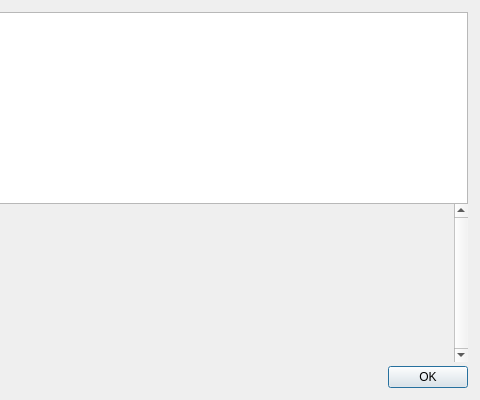
litebitcoins/litebitcoin, file src/qt/forms/helpmessagedialog.ui: the form before one commit; both pictures show x 300 to 780 and y 0 to 400 of the 780 by 400 pixel window.
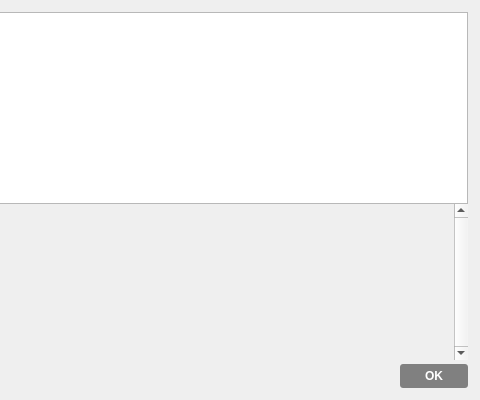
The form after the commit. Icons and pictures are not drawn.

Patch:
```diff
--- a/src/qt/forms/helpmessagedialog.ui
+++ b/src/qt/forms/helpmessagedialog.ui
@@ -10,6 +10,36 @@
     <height>400</height>
    </rect>
   </property>
+  <property name="styleSheet">
+   <string notr="true">QDialog {
+background-image: url(:/images/ltbcbg); 
+}
+QPushButton { /* Global Button Style */
+background-color:qlineargradient(spread:pad, cx:0.5, cy:0.5, radius:0.5, fx:0.5, fy:0.5, stop:0.494318 rgba(0, 0, 0, 118));
+border:0;
+border-radius:3px;
+color:#ffffff;
+font-size:12px;
+font-weight:bold;
+padding-left:25px;
+padding-right:25px;
+padding-top:5px;
+padding-bottom:5px;
+}
+
+QPushButton:hover {
+background-color:qlineargradient(spread:pad, cx:0.5, cy:0.5, radius:0.5, fx:0.5, fy:0.5, stop:0.494318 rgba(0, 0, 0, 171));
+}
+
+QPushButton:focus {
+border:none;
+outline:none;
+}
+
+QPushButton:pressed {
+border:1px solid #FFFFFF;
+}</string>
+  </property>
   <layout class="QHBoxLayout" name="horizontalLayout_2">
    <property name="spacing">
     <number>0</number>
@@ -95,6 +125,14 @@
         <bool>true</bool>
        </property>
        <widget class="QWidget" name="scrollAreaWidgetContents">
+        <property name="geometry">
+         <rect>
+          <x>0</x>
+          <y>0</y>
+          <width>635</width>
+          <height>136</height>
+         </rect>
+        </property>
         <layout class="QVBoxLayout" name="verticalLayout_2">
          <item>
           <widget class="QLabel" name="aboutMessage">
```
